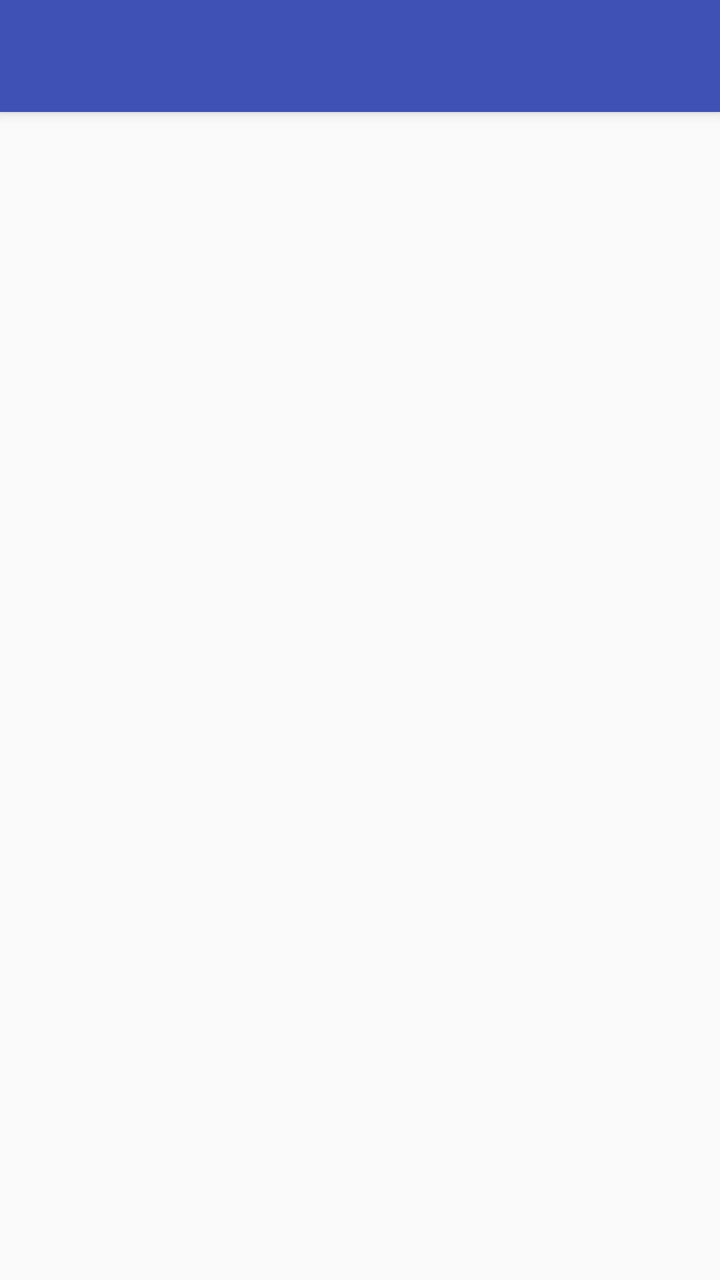
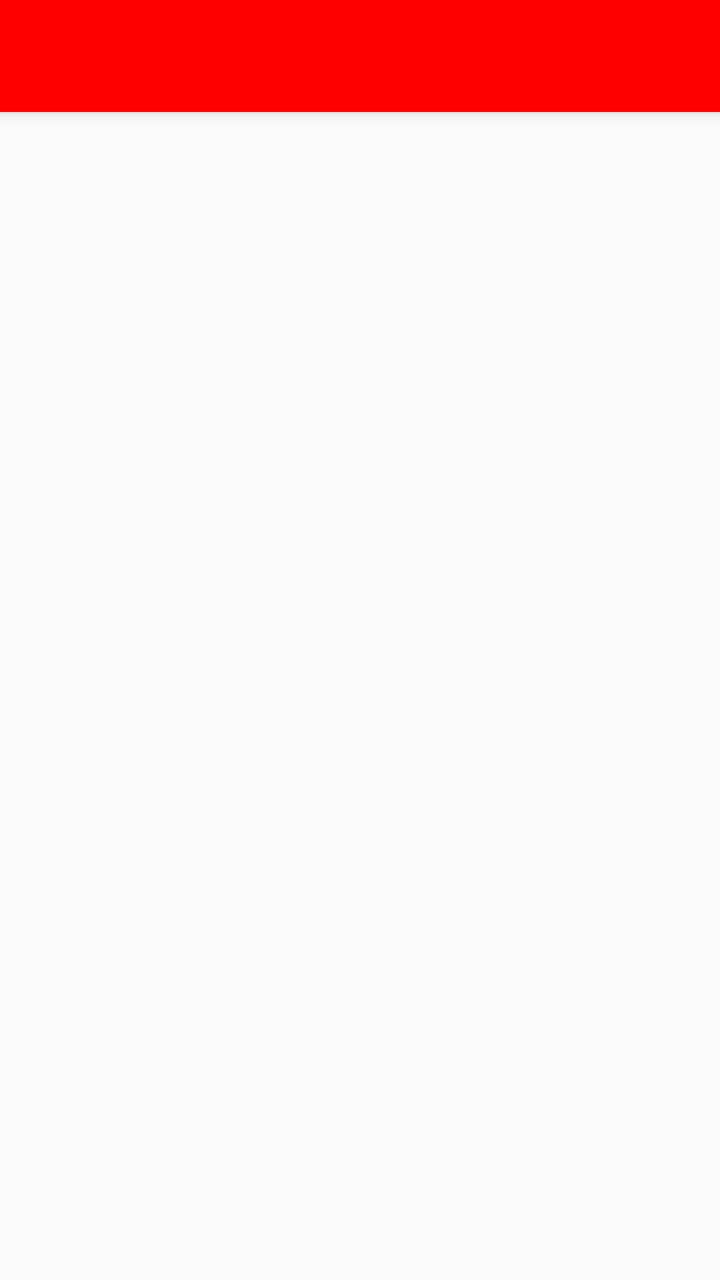

Before-and-after screenshots of an Android layout around one commit, followed by the original layout XML and the change that was made.
<!-- AndroidManifest.xml: activity theme AppTheme.YesActionBar -->
<!-- res/layout/activity_beer_list.xml -->
<?xml version="1.0" encoding="utf-8"?>
    <androidx.coordinatorlayout.widget.CoordinatorLayout
    xmlns:android="http://schemas.android.com/apk/res/android"
    xmlns:app="http://schemas.android.com/apk/res-auto"
    xmlns:tools="http://schemas.android.com/tools"
    android:layout_width="match_parent"
    android:layout_height="match_parent"
    android:fitsSystemWindows="true"
    tools:context="com.sengsational.knurder.BeerListActivity">

    <com.google.android.material.appbar.AppBarLayout
        android:layout_width="match_parent"
        android:layout_height="wrap_content"
        android:theme="@style/AppTheme.AppBarOverlay">

        <androidx.appcompat.widget.Toolbar
            android:id="@+id/toolbar"
            android:layout_width="match_parent"
            android:layout_height="?attr/actionBarSize"
            android:background="?attr/colorPrimary"
            app:popupTheme="@style/AppTheme.AppBarOverlay" />

    </com.google.android.material.appbar.AppBarLayout>

    <include layout="@layout/content_beer_list"/>

</androidx.coordinatorlayout.widget.CoordinatorLayout>
<!-- res/layout/content_beer_list.xml (included above) -->
<?xml version="1.0" encoding="utf-8"?>
    <RelativeLayout
        xmlns:android="http://schemas.android.com/apk/res/android"
              xmlns:app="http://schemas.android.com/apk/res-auto"
        xmlns:tools="http://schemas.android.com/tools"
        android:layout_width="match_parent"
        android:layout_height="match_parent"

        android:paddingBottom="@dimen/activity_vertical_margin"
        android:paddingLeft="@dimen/activity_horizontal_margin"
        android:paddingRight="@dimen/activity_horizontal_margin"
        android:paddingTop="@dimen/activity_vertical_margin"
        app:layout_behavior="@string/appbar_scrolling_view_behavior"
        tools:context="com.sengsational.knurder.BeerListActivity"
        tools:showIn="@layout/activity_beer_list">


        <androidx.viewpager.widget.ViewPager
            android:id="@+id/pager"
            android:layout_width="match_parent"
            android:layout_height="0dp"
            android:layout_weight="1"
            android:paddingStart="20dp"
            android:paddingTop="40dp"
            android:layout_marginTop="40dp"
            android:paddingLeft="9dp"
            android:paddingRight="9dp"
            >
        </androidx.viewpager.widget.ViewPager>
    </RelativeLayout>
<!-- resources referenced by this layout -->
<resources>
  <dimen name="activity_horizontal_margin">16dp</dimen>
  <dimen name="activity_vertical_margin">16dp</dimen>
  <style name="AppTheme.AppBarOverlay" parent="ThemeOverlay.AppCompat.Dark.ActionBar">
  
      </style>
  <style name="AppTheme.YesActionBar">
          <item name="windowActionBar">true</item>
          <item name="windowNoTitle">false</item>
          
      </style>
</resources>

<!-- the commit's change to res/layout/activity_beer_list.xml (unified diff, before → after) -->
@@ -17,7 +17,7 @@
             android:id="@+id/toolbar"
             android:layout_width="match_parent"
             android:layout_height="?attr/actionBarSize"
-            android:background="?attr/colorPrimary"
+            android:background="@color/colorIdentify"
             app:popupTheme="@style/AppTheme.AppBarOverlay" />
 
     </com.google.android.material.appbar.AppBarLayout>
@@ -42,6 +42,8 @@
         tools:context="com.sengsational.knurder.BeerListActivity"
         tools:showIn="@layout/activity_beer_list">
 
+    
+
 
         <androidx.viewpager.widget.ViewPager
             android:id="@+id/pager"
<!-- resource entries referenced after the edit -->
@@ -1,5 +1,6 @@
 <!-- resources referenced by this layout -->
 <resources>
+  <color name="colorIdentify">#FF0000</color>
   <dimen name="activity_horizontal_margin">16dp</dimen>
   <dimen name="activity_vertical_margin">16dp</dimen>
   <style name="AppTheme.AppBarOverlay" parent="ThemeOverlay.AppCompat.Dark.ActionBar">
@@ -8,6 +9,8 @@
   <style name="AppTheme.YesActionBar">
           <item name="windowActionBar">true</item>
           <item name="windowNoTitle">false</item>
+          <item name="windowActionBarOverlay">false</item>
+          
           
       </style>
 </resources>
